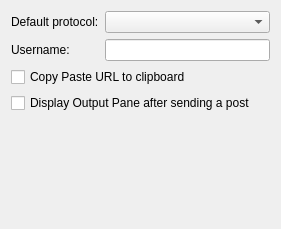
Before: the Qt Designer form src/plugins/cpaster/settingspage.ui in qt-creator/qt-creator, drawn with Qt 5.
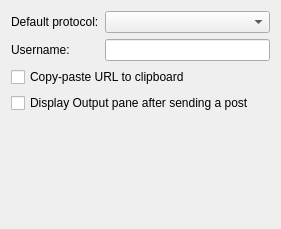
After: the same form once the commit is applied.

The edit to the form file:
```diff
--- a/src/plugins/cpaster/settingspage.ui
+++ b/src/plugins/cpaster/settingspage.ui
@@ -27,14 +27,14 @@
    <item row="4" column="0" colspan="2">
     <widget class="QCheckBox" name="displayBox">
      <property name="text">
-      <string>Display Output Pane after sending a post</string>
+      <string>Display Output pane after sending a post</string>
      </property>
     </widget>
    </item>
    <item row="3" column="0" colspan="2">
     <widget class="QCheckBox" name="clipboardBox">
      <property name="text">
-      <string>Copy Paste URL to clipboard</string>
+      <string>Copy-paste URL to clipboard</string>
      </property>
     </widget>
    </item>
```
